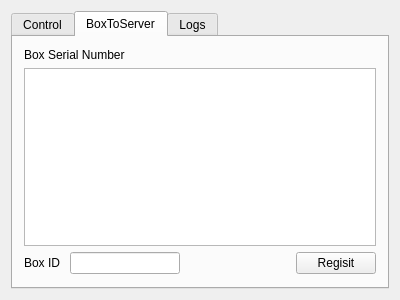
Before: the Qt Designer form FunctionalClientTest/maindialog.ui in ChowZenki/zpserver, drawn with Qt 5.
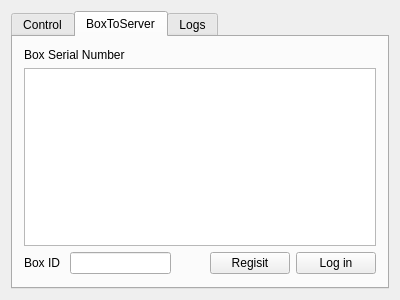
After: the same form once the commit is applied. The open tabs and pages were chosen to show the change.

```diff
--- a/FunctionalClientTest/maindialog.ui
+++ b/FunctionalClientTest/maindialog.ui
@@ -138,6 +138,13 @@
            </property>
           </widget>
          </item>
+         <item>
+          <widget class="QPushButton" name="pushButton_Login">
+           <property name="text">
+            <string>Log in</string>
+           </property>
+          </widget>
+         </item>
         </layout>
        </item>
        <item>
```
